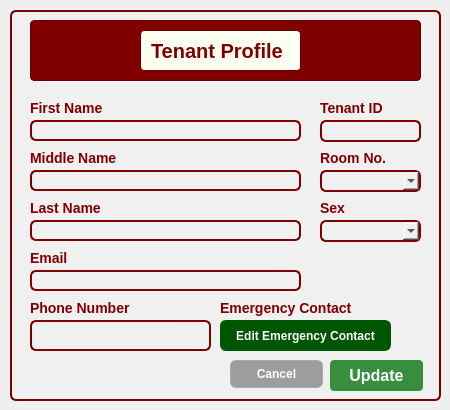
This is CCC151-Group--BH-Management-System/UI_Files/EditTenant.ui in Kris2103/CCC151-Group--BH-Management-System as Qt 5 draws it before an edit. The edited form follows.
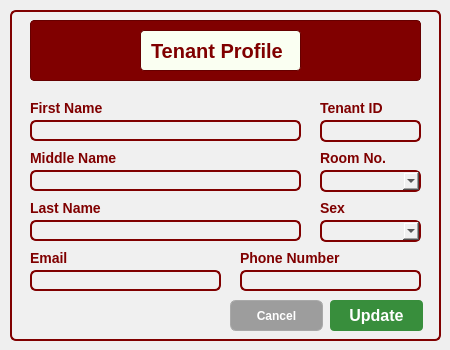
This is the edited form.

```diff
--- a/CCC151-Group--BH-Management-System/UI_Files/EditTenant.ui
+++ b/CCC151-Group--BH-Management-System/UI_Files/EditTenant.ui
@@ -7,7 +7,7 @@
     <x>0</x>
     <y>0</y>
     <width>450</width>
-    <height>410</height>
+    <height>350</height>
    </rect>
   </property>
   <property name="windowTitle">
@@ -19,7 +19,7 @@
      <x>10</x>
      <y>10</y>
      <width>431</width>
-     <height>391</height>
+     <height>331</height>
     </rect>
    </property>
    <property name="styleSheet">
@@ -262,18 +262,18 @@
    <widget class="QLineEdit" name="PhoneNumberLineEdit">
     <property name="geometry">
      <rect>
-      <x>20</x>
-      <y>310</y>
+      <x>230</x>
+      <y>260</y>
       <width>181</width>
-      <height>31</height>
+      <height>21</height>
      </rect>
     </property>
    </widget>
    <widget class="QLabel" name="label_12">
     <property name="geometry">
      <rect>
-      <x>20</x>
-      <y>290</y>
+      <x>230</x>
+      <y>240</y>
       <width>111</width>
       <height>16</height>
      </rect>
@@ -318,7 +318,7 @@
      <rect>
       <x>20</x>
       <y>260</y>
-      <width>271</width>
+      <width>191</width>
       <height>21</height>
      </rect>
     </property>
@@ -343,56 +343,11 @@
      </rect>
     </property>
    </widget>
-   <widget class="QPushButton" name="EditECpushButton">
-    <property name="geometry">
-     <rect>
-      <x>210</x>
-      <y>310</y>
-      <width>171</width>
-      <height>31</height>
-     </rect>
-    </property>
-    <property name="styleSheet">
-     <string notr="true">background: rgb(0, 85, 0);
-	color: white;
-	font-family: 'Cal Sans', sans-serif;
-	font-weight: 500;
-	font-style: normal;
-	font-size: 12px;
-	border: 1px solid rgb(0, 85, 0);
-</string>
-    </property>
-    <property name="text">
-     <string>Edit Emergency Contact</string>
-    </property>
-   </widget>
-   <widget class="QLabel" name="label_31">
-    <property name="geometry">
-     <rect>
-      <x>210</x>
-      <y>290</y>
-      <width>141</width>
-      <height>16</height>
-     </rect>
-    </property>
-    <property name="styleSheet">
-     <string notr="true">background: none;
-    border: none;
-    color: #800000;
-    font-family: 'Cal Sans', sans-serif;
-    font-weight: 700;
-    font-style: normal;
-    font-size: 14px;</string>
-    </property>
-    <property name="text">
-     <string>Emergency Contact</string>
-    </property>
-   </widget>
    <widget class="QPushButton" name="UpdatepushButton">
     <property name="geometry">
      <rect>
       <x>320</x>
-      <y>350</y>
+      <y>290</y>
       <width>93</width>
       <height>31</height>
      </rect>
@@ -416,9 +371,9 @@
     <property name="geometry">
      <rect>
       <x>220</x>
-      <y>350</y>
+      <y>290</y>
       <width>93</width>
-      <height>28</height>
+      <height>31</height>
      </rect>
     </property>
     <property name="styleSheet">
```
